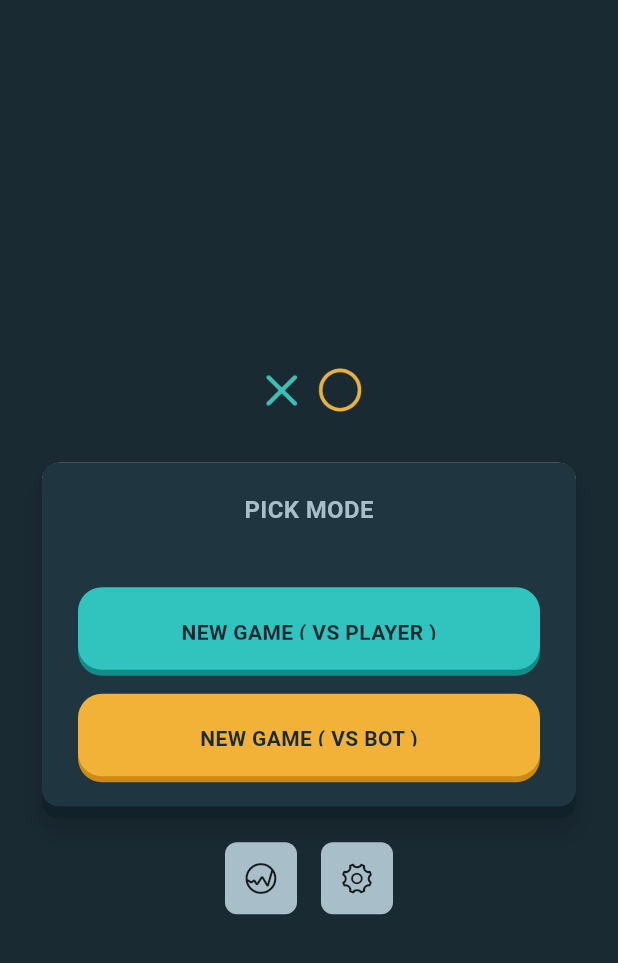
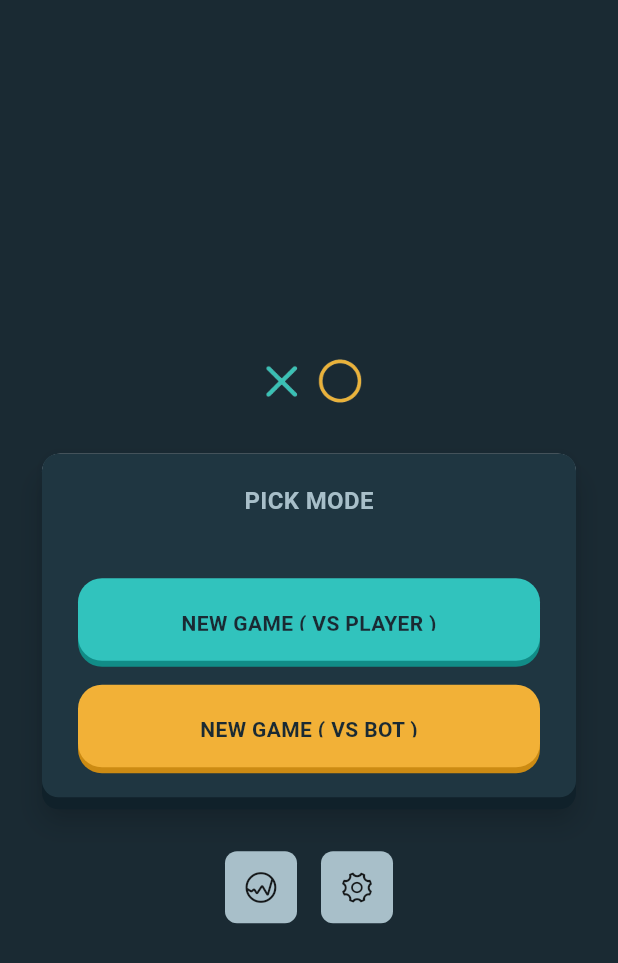
Before and after one commit to OmarAdel10/x_o_game, a Flutter app: the screen it shows after launch, on a phone screen of 412 x 824 dp. Shown: the top 963 px of the screen. Run offline on Flutter 3.47's test engine with Material 3 defaults, Android fonts, the light colour scheme and no system bars; drawn by our look-alikes of auto_size_text; our stand-ins replace google_fonts.

Commit message:
- increased spaceing between items

```diff
--- a/lib/home/home/view/screens/home_screen.dart
+++ b/lib/home/home/view/screens/home_screen.dart
@@ -84,7 +84,7 @@ class HomeScreen extends StatelessWidget {
                 ),
               ),
 
-              const SizedBox(height: 20),
+              const SizedBox(height: 32),
 
               Row(
                 mainAxisAlignment: MainAxisAlignment.center,
```
